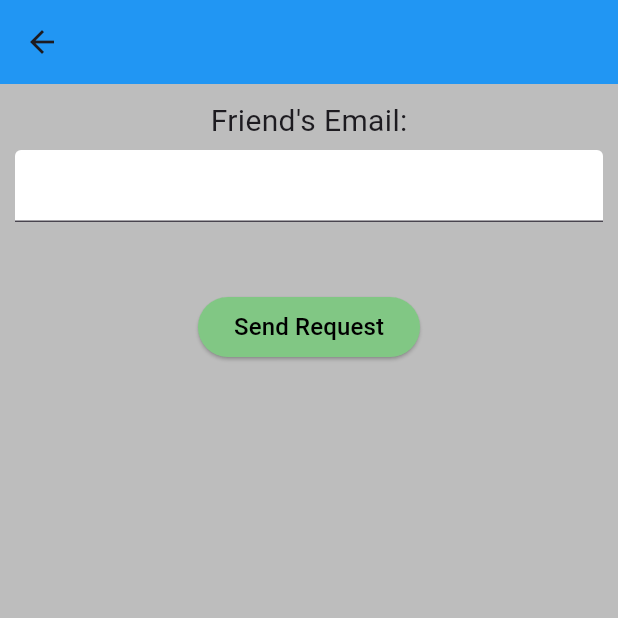
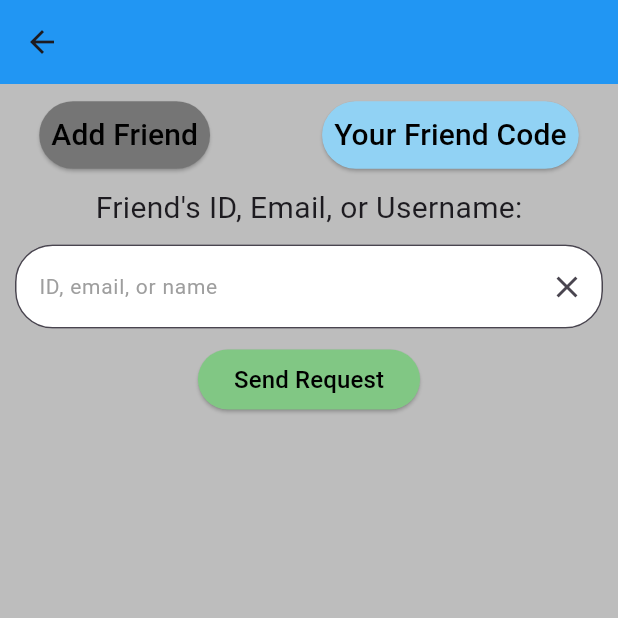
Before and after one commit to CaybleS/LIbraryProject, a Flutter app: the AddFriendPage screen opened directly with empty values, on a phone screen of 412 x 824 dp, the top half of it. Run offline on Flutter 3.47's test engine with Material 3 defaults, Android fonts, the phone set to English and light mode, and no system bars; our stand-ins replace cached_network_image, camera, firebase_auth, firebase_core, firebase_database, firebase_storage and 4 more; missing offline and left inert: google_mlkit_barcode_scanning; accounts and stored records are empty.

Commit message:
progress on friend requests
- Added onValue subscription for requests and updated friend page to use the subscriptions

- Can add friends through id, email, or name

- Added qr code for friends (will do scanner next)

```diff
--- a/LibraryProjectFlutter/lib/Social/add_friend_page.dart
+++ b/LibraryProjectFlutter/lib/Social/add_friend_page.dart
@@ -1,5 +1,8 @@
 import 'package:firebase_auth/firebase_auth.dart';
 import 'package:flutter/material.dart';
+import 'package:library_project/ui/colors.dart';
+import 'package:library_project/ui/shared_widgets.dart';
+import 'package:qr_flutter/qr_flutter.dart';
 import '../database/database.dart';
 
 class AddFriendPage extends StatefulWidget {
@@ -13,20 +16,120 @@ class AddFriendPage extends StatefulWidget {
 class _AddFriendPageState extends State<AddFriendPage> {
   final controller = TextEditingController();
   String _msg = "";
+  bool showErrorTxt = false;
+  String _selected = "enter";
 
   void onSubmit(BuildContext context) async {
-    String id = controller.text;
-    if (await userExists(id)) {
-      print('--------------------------------------------------');
-      print('--------------------------------------------------');
-      // TODO: get friends id
-      // sendFriendRequest(widget.user, id);
-      // Navigator.pop(context);
+    String txt = controller.text;
+    String id = await findUser(txt);
+    if (id != '') {
+      // debugPrint('--------------------------------------------------');
+      // debugPrint('--------------------------------------------------');
+      sendFriendRequest(widget.user, id);
+      SharedWidgets.displayPositiveFeedbackDialog(
+          context, 'Friend Request Sent!');
+      Navigator.pop(context);
     } else {
       setState(() {
         _msg = "User not found";
+        showErrorTxt = true;
       });
     }
+  }
+
+  Widget displayNavigationButtons() {
+    List<Color> buttonColor = [
+      AppColor.skyBlue,
+      AppColor.skyBlue,
+    ];
+
+    switch (_selected) {
+      case "enter":
+        buttonColor[0] = const Color.fromARGB(255, 117, 117, 117);
+        break;
+      case "info":
+        buttonColor[1] = const Color.fromARGB(255, 117, 117, 117);
+        break;
+      default:
+    }
+
+    return Row(
+      mainAxisAlignment: MainAxisAlignment.spaceAround,
+      mainAxisSize: MainAxisSize.max,
+      children: [
+        ElevatedButton(
+          style: ElevatedButton.styleFrom(
+              backgroundColor: buttonColor[0],
+              padding: const EdgeInsets.all(8)),
+          onPressed: () {
+            if (_selected == "enter") {
+              return;
+            } else {
+              setState(() {
+                _selected = "enter";
+              });
+            }
+          },
+          child: const Text(
+            "Add Friend",
+            style: TextStyle(color: Colors.black, fontSize: 20),
+          ),
+        ),
+        const SizedBox(width: 10),
+        ElevatedButton(
+          style: ElevatedButton.styleFrom(
+              backgroundColor: buttonColor[1],
+              padding: const EdgeInsets.all(8)),
+          onPressed: () {
+            if (_selected == "info") {
+              return;
+            } else {
+              setState(() {
+                _selected = "info";
+              });
+            }
+          },
+          child: const Text(
+            "Your Friend Code",
+            style: TextStyle(color: Colors.black, fontSize: 20),
+          ),
+        ),
+      ],
+    );
+  }
+
+  Widget friendCodeDisplay() {
+    return Column(
+      children: [
+        Text("ID: ${widget.user.uid}", style: const TextStyle(fontSize: 20, color: Colors.black)),
+        QrImageView(data: widget.user.uid, size: 300,)
+      ],
+    );
+  }
+
+  Widget addFriendDisplay() {
+    return Column(children: [
+      const Text(
+        "Friend's ID, Email, or Username:",
+        style: TextStyle(fontSize: 20),
+      ),
+      const SizedBox(
+        height: 10,
+      ),
+      SharedWidgets.displayTextField(
+          'ID, email, or name', controller, showErrorTxt, _msg),
+      const SizedBox(
+        height: 10,
+      ),
+      ElevatedButton(
+          onPressed: () {
+            onSubmit(context);
+          },
+          style: ElevatedButton.styleFrom(
+              backgroundColor: const Color.fromRGBO(129, 199, 132, 1)),
+          child: const Text('Send Request',
+              style: TextStyle(fontSize: 16, color: Colors.black)))
+    ]);
   }
 
   @override
@@ -36,41 +139,15 @@ class _AddFriendPageState extends State<AddFriendPage> {
           backgroundColor: Colors.blue,
         ),
         backgroundColor: Colors.grey[400],
-        body: Container(
+        body: Padding(
             padding: const EdgeInsets.all(10),
             child: Column(
               children: [
-                const Text(
-                  "Friend's Email:",
-                  style: TextStyle(fontSize: 20),
+                displayNavigationButtons(),
+                const SizedBox(
+                  height: 10,
                 ),
-                const SizedBox(
-                  height: 5,
-                ),
-                TextField(
-                  controller: controller,
-                  decoration: const InputDecoration(
-                      fillColor: Colors.white, filled: true),
-                ),
-                const SizedBox(
-                  height: 5,
-                ),
-                Text(
-                  _msg,
-                  style: const TextStyle(fontSize: 25, color: Colors.red),
-                ),
-                const SizedBox(
-                  height: 5,
-                ),
-                ElevatedButton(
-                    onPressed: () {
-                      onSubmit(context);
-                    },
-                    style: ElevatedButton.styleFrom(
-                        backgroundColor:
-                            const Color.fromRGBO(129, 199, 132, 1)),
-                    child: const Text('Send Request',
-                        style: TextStyle(fontSize: 16, color: Colors.black)))
+                _selected == "enter" ? addFriendDisplay() : friendCodeDisplay()
               ],
             )));
   }
--- a/LibraryProjectFlutter/lib/Social/create_chat.dart
+++ b/LibraryProjectFlutter/lib/Social/create_chat.dart
@@ -1,8 +1,9 @@
 import 'package:firebase_auth/firebase_auth.dart';
 import 'package:flutter/material.dart';
+import 'package:library_project/app_startup/appwide_setup.dart';
 import 'package:library_project/database/database.dart';
 import 'package:library_project/Social/friends_page.dart';
-import 'chat_screen.dart';
+import 'package:library_project/Social/chat_screen.dart';
 
 class CreateChatScreen extends StatefulWidget {
   final User user;
@@ -34,7 +35,7 @@ class _CreateChatScreenState extends State<CreateChatScreen> {
   }
 
   void getList() async {
-    friendsVisible = await getFriends(widget.user);
+    friendsVisible = friends;//await getFriends(widget.user);
     setState(() {});
   }
 
--- a/LibraryProjectFlutter/lib/app_startup/appwide_setup.dart
+++ b/LibraryProjectFlutter/lib/app_startup/appwide_setup.dart
@@ -17,9 +17,11 @@ const int settingsIndex = 4;
 List<Book> userLibrary = [];
 List<LentBookInfo> booksLentToMe = [];
 List<Friend> friends = [];
+List<Request> requests = [];
 late StreamSubscription<DatabaseEvent> _userLibrarySubscription;
 late StreamSubscription<DatabaseEvent> _lentToMeSubscription;
 late StreamSubscription<DatabaseEvent> _friendsSubscription;
+late StreamSubscription<DatabaseEvent> _requestsSubscription;
 // Needed to run functions on the 5 pages when a page is selected on the bottombar. Initialized as -1 to signal that we are not really on a page yet, and when
 // its set to values 0-4 for each page, if that page has a listener for when its set to that value, that page can run some stuff whenever its selected on the bottombar
 // this is needed due to the bottombar loading all 5 pages in memory at a time so it allows for logic to cause refreshes ONLY for pages the user is currently on.
@@ -33,12 +35,14 @@ void setupDatabaseSubscriptions(User user) {
   _userLibrarySubscription = setupUserLibrarySubscription(userLibrary, user, _ownedBooksUpdated);
   _lentToMeSubscription = setupLentToMeSubscription(booksLentToMe, user, _lentToMeBooksUpdated);
   _friendsSubscription = setupFriendsSubscription(friends, user, _friendsUpdated);
+  _requestsSubscription = setupRequestsSubscription(requests, user, _friendsUpdated);
 }
 
 void cancelDatabaseSubscriptions() {
   _userLibrarySubscription.cancel();
   _lentToMeSubscription.cancel();
   _friendsSubscription.cancel();
+  _requestsSubscription.cancel();
 }
 
 // everytime the user logs out and the bottombar gets disposed these varibles still exist so they are reset when bottombar is disposed
--- a/LibraryProjectFlutter/lib/app_startup/auth.dart
+++ b/LibraryProjectFlutter/lib/app_startup/auth.dart
@@ -47,11 +47,11 @@ Future<void> signOutGoogle() async {
 }
 
 void logout(context) async {
+  cancelDatabaseSubscriptions(); // ensuring the onvalue listeners are canceled before we are signed out
   if (_auth.currentUser != null) {
     for (var data in _auth.currentUser!.providerData) {
       debugPrint(data.providerId);
       if (data.providerId == "google.com") {
-        cancelDatabaseSubscriptions(); // ensuring the onvalue listeners are canceled before we are signed out
         await signOutGoogle();
       }
     }
--- a/LibraryProjectFlutter/lib/core/appbar.dart
+++ b/LibraryProjectFlutter/lib/core/appbar.dart
@@ -2,7 +2,7 @@ import 'package:firebase_auth/firebase_auth.dart';
 import 'package:flutter/material.dart';
 import 'package:library_project/app_startup/appwide_setup.dart';
 import '../app_startup/auth.dart';
-import '../Social/message_home.dart';
+import '../social/message_home.dart';
 
 PreferredSizeWidget displayAppBar(BuildContext context, User user, String curPage) {
   void goToHome() {
--- a/LibraryProjectFlutter/lib/ui/shared_widgets.dart
+++ b/LibraryProjectFlutter/lib/ui/shared_widgets.dart
@@ -34,6 +34,9 @@ class SharedWidgets {
           icon: const Icon(Icons.clear),
         ),
       ),
+      onTapOutside: (event) {
+        FocusManager.instance.primaryFocus?.unfocus();
+      },
     );
   }
 
--- a/LibraryProjectFlutter/pubspec.yaml
+++ b/LibraryProjectFlutter/pubspec.yaml
@@ -20,6 +20,7 @@ dependencies:
   image_picker: ^1.1.2
   internet_connection_checker_plus: ^2.7.0
   intl: ^0.19.0
+  qr_flutter: ^4.1.0
   uuid: ^4.5.1
   cached_network_image: ^3.4.1
 
```
Also changed, not shown: LibraryProjectFlutter/lib/Social/friends_page.dart (+86 -69 lines), LibraryProjectFlutter/lib/database/database.dart (+29 -4 lines), LibraryProjectFlutter/pubspec.lock.
